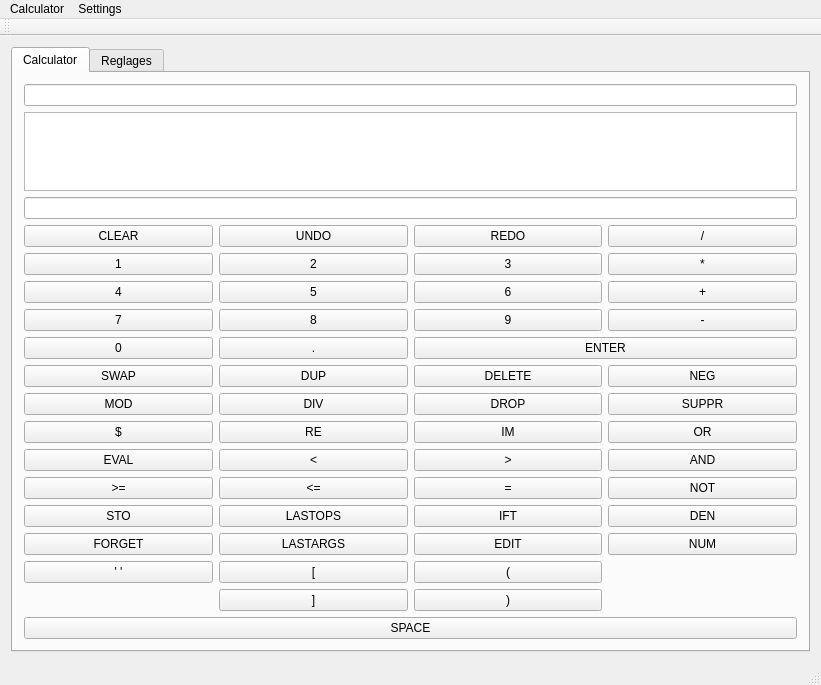
AntoineRondelet/Scientist_Calculator_C-_Qt, file Code/Calculatrice/mainwindow.ui: the form before one commit.
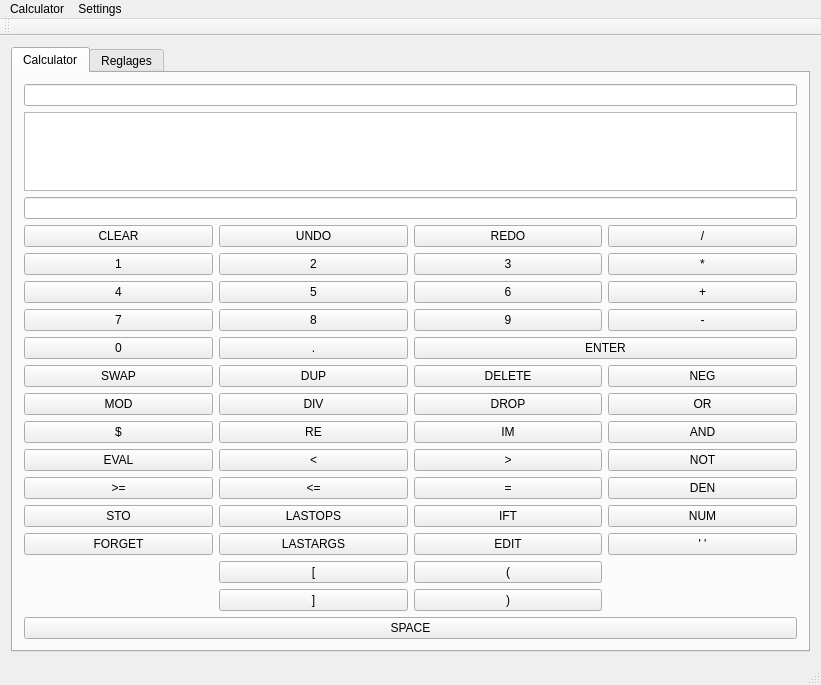
The form after the commit.

The edit to the form file:
```diff
--- a/Code/Calculatrice/mainwindow.ui
+++ b/Code/Calculatrice/mainwindow.ui
@@ -249,13 +249,6 @@
             </property>
            </widget>
           </item>
-          <item row="7" column="3">
-           <widget class="QPushButton" name="pButSuppr">
-            <property name="text">
-             <string>SUPPR</string>
-            </property>
-           </widget>
-          </item>
           <item row="6" column="2">
            <widget class="QPushButton" name="pButDelete">
             <property name="text">
@@ -297,13 +290,6 @@
             </property>
            </widget>
           </item>
-          <item row="12" column="3">
-           <widget class="QPushButton" name="pButNum">
-            <property name="text">
-             <string>NUM</string>
-            </property>
-           </widget>
-          </item>
           <item row="7" column="0">
            <widget class="QPushButton" name="pButMod">
             <property name="text">
@@ -332,27 +318,6 @@
             </property>
            </widget>
           </item>
-          <item row="8" column="3">
-           <widget class="QPushButton" name="pButOr">
-            <property name="text">
-             <string>OR</string>
-            </property>
-           </widget>
-          </item>
-          <item row="9" column="3">
-           <widget class="QPushButton" name="pButAnd">
-            <property name="text">
-             <string>AND</string>
-            </property>
-           </widget>
-          </item>
-          <item row="10" column="3">
-           <widget class="QPushButton" name="pButNot">
-            <property name="text">
-             <string>NOT</string>
-            </property>
-           </widget>
-          </item>
           <item row="11" column="0">
            <widget class="QPushButton" name="pButSto">
             <property name="text">
@@ -374,13 +339,6 @@
             </property>
            </widget>
           </item>
-          <item row="11" column="3">
-           <widget class="QPushButton" name="pButDen">
-            <property name="text">
-             <string>DEN</string>
-            </property>
-           </widget>
-          </item>
           <item row="9" column="0">
            <widget class="QPushButton" name="pButEval">
             <property name="text">
@@ -388,13 +346,6 @@
             </property>
            </widget>
           </item>
-          <item row="13" column="0">
-           <widget class="QPushButton" name="pButQuote">
-            <property name="text">
-             <string>' '</string>
-            </property>
-           </widget>
-          </item>
           <item row="13" column="1">
            <widget class="QPushButton" name="pButCrochO">
             <property name="text">
@@ -416,6 +367,48 @@
             </property>
            </widget>
           </item>
+          <item row="7" column="3">
+           <widget class="QPushButton" name="pButOr">
+            <property name="text">
+             <string>OR</string>
+            </property>
+           </widget>
+          </item>
+          <item row="8" column="3">
+           <widget class="QPushButton" name="pButAnd">
+            <property name="text">
+             <string>AND</string>
+            </property>
+           </widget>
+          </item>
+          <item row="9" column="3">
+           <widget class="QPushButton" name="pButNot">
+            <property name="text">
+             <string>NOT</string>
+            </property>
+           </widget>
+          </item>
+          <item row="10" column="3">
+           <widget class="QPushButton" name="pButDen">
+            <property name="text">
+             <string>DEN</string>
+            </property>
+           </widget>
+          </item>
+          <item row="11" column="3">
+           <widget class="QPushButton" name="pButNum">
+            <property name="text">
+             <string>NUM</string>
+            </property>
+           </widget>
+          </item>
+          <item row="12" column="3">
+           <widget class="QPushButton" name="pButQuote">
+            <property name="text">
+             <string>' '</string>
+            </property>
+           </widget>
+          </item>
          </layout>
         </item>
         <item>
```
